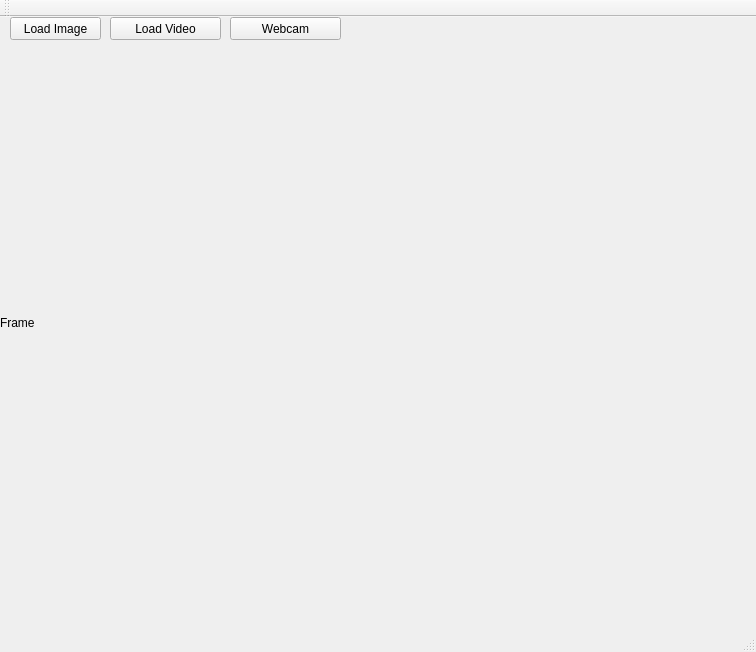
The window that FRS/FRS/View.ui (sirIrishman/FRS) describes before a commit, drawn with Qt 5.
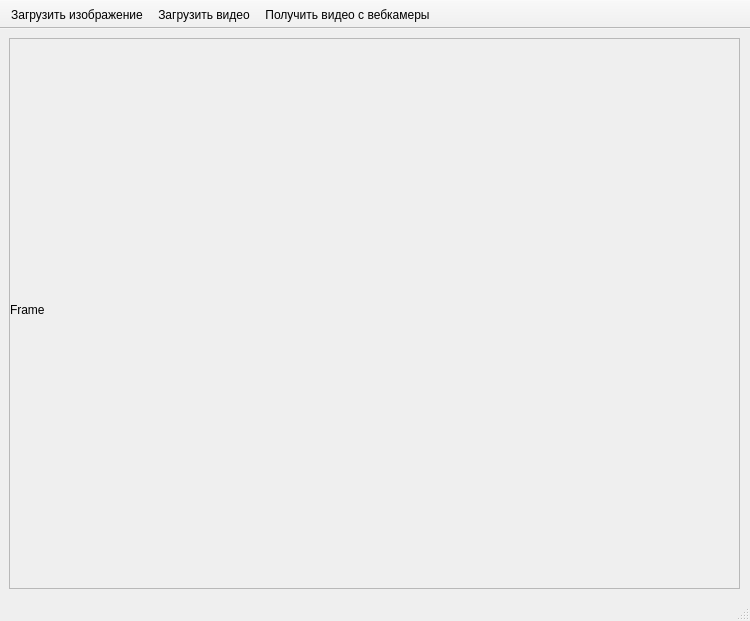
The same window after the commit. Icons and pictures are not drawn.

Diff of the .ui file:
```diff
--- a/FRS/FRS/View.ui
+++ b/FRS/FRS/View.ui
@@ -6,68 +6,58 @@
    <rect>
     <x>0</x>
     <y>0</y>
-    <width>756</width>
-    <height>652</height>
+    <width>750</width>
+    <height>621</height>
    </rect>
   </property>
   <property name="windowTitle">
    <string>MainWindow</string>
   </property>
   <widget class="QWidget" name="centralWidget">
-   <widget class="QPushButton" name="pshBttn_LoadImage">
+   <widget class="QScrollArea" name="scrollArea">
     <property name="geometry">
      <rect>
-      <x>10</x>
-      <y>0</y>
-      <width>91</width>
-      <height>23</height>
-     </rect>
-    </property>
-    <property name="text">
-     <string>Load Image</string>
-    </property>
-   </widget>
-   <widget class="QPushButton" name="pshBttn_LoadVideo">
-    <property name="geometry">
-     <rect>
-      <x>110</x>
-      <y>0</y>
-      <width>111</width>
-      <height>23</height>
-     </rect>
-    </property>
-    <property name="text">
-     <string>Load Video</string>
-    </property>
-   </widget>
-   <widget class="QPushButton" name="pshBttn_Webcam">
-    <property name="geometry">
-     <rect>
-      <x>230</x>
-      <y>0</y>
-      <width>111</width>
-      <height>23</height>
-     </rect>
-    </property>
-    <property name="text">
-     <string>Webcam</string>
-    </property>
-   </widget>
-   <widget class="QLabel" name="lbl_Frame">
-    <property name="geometry">
-     <rect>
-      <x>0</x>
-      <y>30</y>
-      <width>751</width>
+      <x>9</x>
+      <y>9</y>
+      <width>731</width>
       <height>551</height>
      </rect>
     </property>
-    <property name="autoFillBackground">
-     <bool>false</bool>
+    <property name="widgetResizable">
+     <bool>true</bool>
     </property>
-    <property name="text">
-     <string>Frame</string>
-    </property>
+    <widget class="QWidget" name="scrollAreaWidgetContents">
+     <property name="geometry">
+      <rect>
+       <x>0</x>
+       <y>0</y>
+       <width>729</width>
+       <height>549</height>
+      </rect>
+     </property>
+     <widget class="QLabel" name="lbl_Frame">
+      <property name="geometry">
+       <rect>
+        <x>0</x>
+        <y>0</y>
+        <width>721</width>
+        <height>541</height>
+       </rect>
+      </property>
+      <property name="sizePolicy">
+       <sizepolicy hsizetype="Expanding" vsizetype="Expanding">
+        <horstretch>0</horstretch>
+        <verstretch>0</verstretch>
+       </sizepolicy>
+      </property>
+      <property name="autoFillBackground">
+       <bool>false</bool>
+      </property>
+      <property name="text">
+       <string>Frame</string>
+      </property>
+     </widget>
+    </widget>
    </widget>
   </widget>
   <widget class="QMenuBar" name="menuBar">
@@ -81,14 +71,53 @@
    </property>
   </widget>
   <widget class="QToolBar" name="mainToolBar">
+   <property name="movable">
+    <bool>false</bool>
+   </property>
    <attribute name="toolBarArea">
     <enum>TopToolBarArea</enum>
    </attribute>
    <attribute name="toolBarBreak">
-    <bool>false</bool>
+    <bool>true</bool>
    </attribute>
+   <addaction name="actn_LoadImage"/>
+   <addaction name="actn_LoadVideo"/>
+   <addaction name="actn_captureVideo"/>
   </widget>
   <widget class="QStatusBar" name="statusBar"/>
+  <action name="actn_LoadImage">
+   <property name="icon">
+    <iconset resource="View.qrc">
+     <normaloff>:/MainWindow/image.png</normaloff>:/MainWindow/image.png</iconset>
+   </property>
+   <property name="text">
+    <string> Загрузить изображение</string>
+   </property>
+   <property name="toolTip">
+    <string>Загрузить графический файл</string>
+   </property>
+  </action>
+  <action name="actn_LoadVideo">
+   <property name="icon">
+    <iconset resource="View.qrc">
+     <normaloff>:/MainWindow/film.png</normaloff>:/MainWindow/film.png</iconset>
+   </property>
+   <property name="text">
+    <string>Загрузить видео</string>
+   </property>
+   <property name="toolTip">
+    <string>Загрузить видео файл</string>
+   </property>
+  </action>
+  <action name="actn_captureVideo">
+   <property name="icon">
+    <iconset resource="View.qrc">
+     <normaloff>:/MainWindow/webcam.png</normaloff>:/MainWindow/webcam.png</iconset>
+   </property>
+   <property name="text">
+    <string>Получить видео с вебкамеры</string>
+   </property>
+  </action>
  </widget>
  <layoutdefault spacing="6" margin="11"/>
  <resources>
```
Left out of the diff: 12 changed lines with no effect on the pictures.
